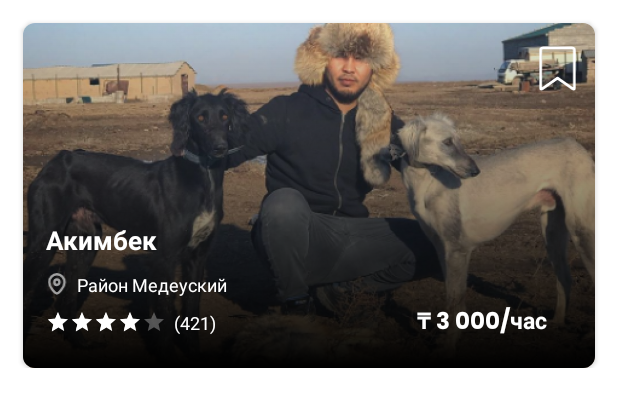
After one commit to olzhas-b/PetService, an Android app: the layout item_pet_sitter.xml on its own in the app's theme, with its tools: preview values and no code run, on a phone screen of 412 x 824 dp. The commit adds this screen. Shown: the top 407 px of the screen. Run offline under Robolectric (Android 15) with nearby library versions, the phone set to English and light mode, and no system bars.

Commit message:
pet sitter item layout

```diff
--- /dev/null
+++ b/Budka/app/src/main/res/drawable/gradient_pet_sitter_bg.xml
@@ -0,0 +1,8 @@
+<?xml version="1.0" encoding="utf-8"?>
+<shape xmlns:android="http://schemas.android.com/apk/res/android" >
+    <gradient
+        android:angle="90"
+        android:centerColor="#59000000"
+        android:endColor="@android:color/transparent"
+        android:startColor="#000000" />
+</shape>
--- /dev/null
+++ b/Budka/app/src/main/res/drawable/ic_bookmark.xml
@@ -0,0 +1,13 @@
+<vector xmlns:android="http://schemas.android.com/apk/res/android"
+    android:width="20dp"
+    android:height="24dp"
+    android:viewportWidth="20"
+    android:viewportHeight="24">
+  <path
+      android:pathData="M19,22.4958C19,23.0331 18.5597,23.1611 18.0211,22.782L10,17.1218L1.9789,22.782C1.4403,23.1611 1,23.0331 1,22.4958V1.9771C1,1.7179 1.1459,1.4694 1.4055,1.2862C1.6652,1.1029 2.0174,1 2.3846,1H17.6154C17.9826,1 18.3348,1.1029 18.5945,1.2862C18.8541,1.4694 19,1.7179 19,1.9771V22.4958Z"
+      android:strokeLineJoin="round"
+      android:strokeWidth="1.5"
+      android:fillColor="#00000000"
+      android:strokeColor="#ffffff"
+      android:strokeLineCap="round"/>
+</vector>
--- /dev/null
+++ b/Budka/app/src/main/res/font/quicksand_bold.xml
@@ -0,0 +1,7 @@
+<?xml version="1.0" encoding="utf-8"?>
+<font-family xmlns:app="http://schemas.android.com/apk/res-auto"
+        app:fontProviderAuthority="com.google.android.gms.fonts"
+        app:fontProviderPackage="com.google.android.gms"
+        app:fontProviderQuery="name=Quicksand&amp;weight=700"
+        app:fontProviderCerts="@array/com_google_android_gms_fonts_certs">
+</font-family>
--- /dev/null
+++ b/Budka/app/src/main/res/layout/item_pet_sitter.xml
@@ -0,0 +1,128 @@
+<?xml version="1.0" encoding="utf-8"?>
+<androidx.constraintlayout.widget.ConstraintLayout xmlns:android="http://schemas.android.com/apk/res/android"
+    android:layout_width="match_parent"
+    xmlns:tools="http://schemas.android.com/tools"
+    android:layout_height="wrap_content"
+    xmlns:app="http://schemas.android.com/apk/res-auto"
+    android:orientation="horizontal">
+
+    <androidx.cardview.widget.CardView
+        android:id="@+id/petSitterCard"
+        android:layout_width="match_parent"
+        android:layout_height="wrap_content"
+        android:layout_margin="15dp"
+        android:elevation="10dp"
+        app:cardCornerRadius="8dp"
+        app:layout_constraintStart_toStartOf="parent"
+        app:layout_constraintTop_toTopOf="parent">
+        <FrameLayout
+            android:layout_width="match_parent"
+            android:layout_height="match_parent"
+            >
+
+        <ImageView
+            android:id="@+id/perSitterIv"
+            android:layout_width="match_parent"
+            android:layout_height="230dp"
+            android:scaleType="centerCrop"
+            android:contentDescription="@string/petSitter"
+            tools:src="@drawable/akimbek" />
+            <FrameLayout
+                android:layout_width="match_parent"
+                android:layout_height="match_parent"
+                android:background="@drawable/gradient_pet_sitter_bg">
+
+            </FrameLayout>
+        </FrameLayout>
+
+        <LinearLayout
+            android:layout_width="120dp"
+            android:layout_height="40dp"
+            android:layout_gravity="end|bottom"
+            android:layout_marginEnd="15dp"
+            android:layout_marginBottom="10dp">
+
+            <TextView
+                android:id="@+id/petSitterPriceTv"
+                android:layout_width="match_parent"
+                android:layout_height="match_parent"
+                android:fontFamily="@font/poppins_bold"
+                android:gravity="center"
+                android:textAlignment="center"
+                android:textColor="@color/white"
+                android:textSize="15sp"
+                tools:text="₸ 3 000/час" />
+        </LinearLayout>
+
+        <LinearLayout
+            android:layout_width="30dp"
+            android:layout_height="30dp"
+            android:layout_gravity="end|top"
+            android:layout_marginTop="15dp"
+            android:layout_marginEnd="10dp"
+>
+
+            <ImageView
+                android:layout_width="30dp"
+                android:layout_height="30dp"
+                android:src="@drawable/ic_bookmark"
+                />
+        </LinearLayout>
+        <androidx.constraintlayout.widget.ConstraintLayout
+            android:layout_width="match_parent"
+            android:layout_height="match_parent"
+            >
+            <RatingBar
+                android:id="@+id/petSitterRb"
+                android:layout_width="wrap_content"
+                android:layout_height="wrap_content"
+                style="?android:attr/ratingBarStyleSmall"
+                android:theme="@style/MyRatingBar"
+                app:layout_constraintBottom_toBottomOf="parent"
+                app:layout_constraintStart_toStartOf="parent"
+                android:rating="4"
+                android:layout_marginStart="15dp"
+                android:layout_marginBottom="22.5dp"
+                />
+            <TextView
+                android:id="@+id/petSitterReviewsTv"
+                android:layout_width="wrap_content"
+                android:layout_height="wrap_content"
+                android:textColor="@color/white"
+                android:textSize="12sp"
+                android:layout_marginStart="5dp"
+                app:layout_constraintStart_toEndOf="@id/petSitterRb"
+                app:layout_constraintTop_toTopOf="@id/petSitterRb"
+                tools:text = "(421)"/>
+            <ImageView
+                android:id="@+id/petSitterLocationIc"
+                android:layout_width="15dp"
+                android:layout_height="15dp"
+                android:src="@drawable/ic_location"
+                android:layout_marginBottom="10dp"
+                app:layout_constraintStart_toStartOf="@id/petSitterRb"
+                app:layout_constraintBottom_toTopOf="@id/petSitterRb"/>
+            <TextView
+                android:id="@+id/petSitterLocationTv"
+                android:layout_width="wrap_content"
+                android:layout_height="wrap_content"
+                android:textColor="@color/white"
+                android:textSize="12sp"
+                android:layout_marginStart="5dp"
+                app:layout_constraintStart_toEndOf="@id/petSitterLocationIc"
+                app:layout_constraintTop_toTopOf="@id/petSitterLocationIc"
+                tools:text = "Район Медеуский"/>
+            <TextView
+                android:id="@+id/petSitterNameTv"
+                android:layout_width="wrap_content"
+                android:layout_height="wrap_content"
+                android:textColor="@color/white"
+                android:fontFamily="@font/quicksand_bold"
+                android:textSize="17sp"
+                android:layout_marginBottom="10dp"
+                app:layout_constraintStart_toStartOf="@id/petSitterLocationIc"
+                app:layout_constraintBottom_toTopOf="@id/petSitterLocationIc"
+                tools:text = "Акимбек"/>
+        </androidx.constraintlayout.widget.ConstraintLayout>
+    </androidx.cardview.widget.CardView>
+</androidx.constraintlayout.widget.ConstraintLayout>
--- a/Budka/app/src/main/res/values/preloaded_fonts.xml
+++ b/Budka/app/src/main/res/values/preloaded_fonts.xml
@@ -3,5 +3,6 @@
     <array name="preloaded_fonts" translatable="false">
         <item>@font/poppins_bold</item>
         <item>@font/poppins_medium</item>
+        <item>@font/quicksand_bold</item>
     </array>
 </resources>
--- a/Budka/app/src/main/res/values/themes.xml
+++ b/Budka/app/src/main/res/values/themes.xml
@@ -14,7 +14,12 @@
         <!-- Customize your theme here. -->
 
     </style>
-    <style name="appMainTheme" parent = "Theme.AppCompat.Light.NoActionBar">
+    <style name="appMainTheme" parent = "Theme.AppCompat">
         <item name="colorPrimary">@color/mainColor</item>
     </style>
+
+    <style name="MyRatingBar" parent="Theme.AppCompat">
+        <item name="colorControlNormal">@android:color/white</item>
+        <item name="colorControlActivated">@android:color/white</item>
+    </style>
 </resources>
```
